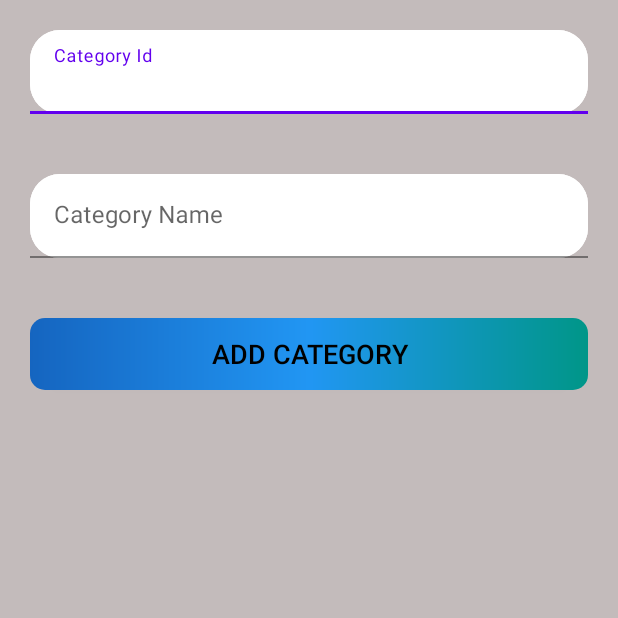
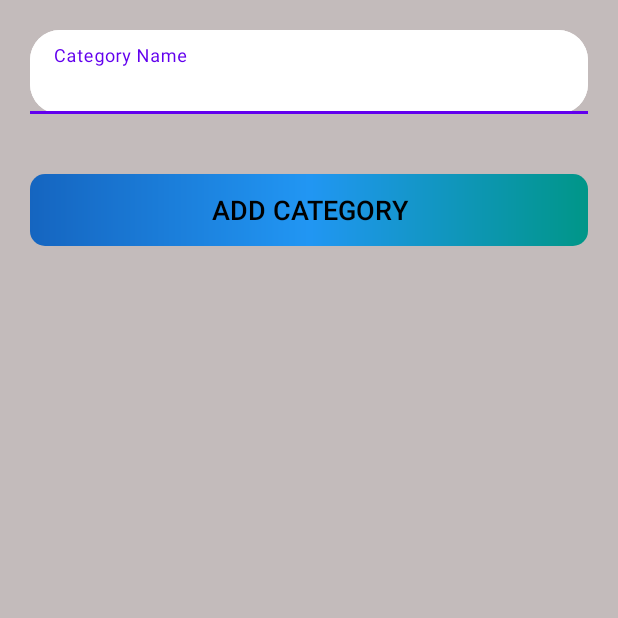
Before and after one commit to ashish8976/Royal_Mobile_Admin_App, an Android app: the AddCategoryActivity screen opened directly, with no data from a screen before it, after a tap on "ADD CATEGORY", on a phone screen of 412 x 824 dp, the top half of it. Run offline under Robolectric (Android 15) with nearby library versions, the phone set to English and light mode, and no system bars; network calls fail; 1 statement that could not run was skipped.

Commit message:
autoincrement the brand table and category table

```diff
--- a/app/src/main/AndroidManifest.xml
+++ b/app/src/main/AndroidManifest.xml
@@ -10,7 +10,7 @@
         android:allowBackup="true"
         android:dataExtractionRules="@xml/data_extraction_rules"
         android:fullBackupContent="@xml/backup_rules"
-        android:icon="@mipmap/ic_launcher"
+        android:icon="@drawable/admin_icon"
         android:label="@string/app_name"
         android:supportsRtl="true"
         android:theme="@style/Theme.RoyalMobileAdminApp"
--- a/app/src/main/java/com/ashish/royalmobileadminapp/URL.kt
+++ b/app/src/main/java/com/ashish/royalmobileadminapp/URL.kt
@@ -2,6 +2,6 @@ package com.ashish.royalmobileadminapp
 
 object URL
 {
-    const val BASE_URL = "https://7d30-42-105-165-42.in.ngrok.io"
+    const val BASE_URL = "https://8a1f-103-85-11-156.in.ngrok.io"
     const val IMAGE_PATH = "$BASE_URL/storage/images/"
 }
--- a/app/src/main/java/com/ashish/royalmobileadminapp/data/product/Brand.kt
+++ b/app/src/main/java/com/ashish/royalmobileadminapp/data/product/Brand.kt
@@ -1,5 +1,6 @@
 package com.ashish.royalmobileadminapp.data.product
 
 data class Brand(
+    val brand_id : Int=0,
     val brand_name : String
 )
--- a/app/src/main/java/com/ashish/royalmobileadminapp/data/product/Category.kt
+++ b/app/src/main/java/com/ashish/royalmobileadminapp/data/product/Category.kt
@@ -1,6 +1,6 @@
 package com.ashish.royalmobileadminapp.data.product
 
 data class Category(
-    val cate_id : Int,
+    val cate_id : Int=0,
     val cate_name : String
 )
--- a/app/src/main/java/com/ashish/royalmobileadminapp/network/NetworkCall_Interface.kt
+++ b/app/src/main/java/com/ashish/royalmobileadminapp/network/NetworkCall_Interface.kt
@@ -22,10 +22,10 @@ interface NetworkCall_Interface
     fun register(@Body registerDetails: Admin_Register_Request) : Call<Simple_Response>
 
     @POST("brand/add")
-    fun addbrand(@Body brandDetails : Brand) : Call<Simple_Response>
+   suspend fun addbrand(@Body brandDetails : Brand) : Simple_Response
 
     @POST("category/add")
-    fun addCategory(@Body categoryDetails: Category) : Call<Simple_Response>
+    suspend fun addCategory(@Body categoryDetails: Category) : Simple_Response
 
     @Multipart
     @POST("profileImage/upload")
--- a/app/src/main/java/com/ashish/royalmobileadminapp/product/AddCategoryActivity.kt
+++ b/app/src/main/java/com/ashish/royalmobileadminapp/product/AddCategoryActivity.kt
@@ -10,6 +10,10 @@ import com.ashish.royalmobileadminapp.data.response.Simple_Response
 import com.ashish.royalmobileadminapp.databinding.ActivityAddCategoryBinding
 import com.ashish.royalmobileadminapp.network.Network_Service
 import com.ashish.royalmobileadminapp.utils.Constants.category
+import kotlinx.coroutines.CoroutineScope
+import kotlinx.coroutines.Dispatchers
+import kotlinx.coroutines.launch
+import kotlinx.coroutines.withContext
 import retrofit2.Call
 import retrofit2.Callback
 import retrofit2.Response
@@ -24,62 +28,38 @@ class AddCategoryActivity : AppCompatActivity() {
         setContentView(binding.root)
 
         binding.addCategoryButton.setOnClickListener {
-            val id = binding.edtCategoryId.toString()
+            //val id = binding.edtCategoryId.toString()
             val name = binding.edtCategoryName.toString()
-            if (id.isEmpty() && name.isEmpty())
-            {
-                Toast.makeText(this, "some field missing", Toast.LENGTH_SHORT).show()
-            }
-            else
-            {
-                addCategoryFunction()
-            }
+           if (name.isEmpty()){
+               Toast.makeText(this@AddCategoryActivity, "Category Added", Toast.LENGTH_SHORT).show()
+           }else{
+               addCategoryFunction()
+           }
         }
     }
 
     private fun addCategoryFunction() {
-        val cate_id = binding.edtCategoryId.text.toString().toInt()
+      //  val cate_id = binding.edtCategoryId.text.toString().toInt()
         val cate_name = binding.edtCategoryName.text.toString()
 
         val data = Network_Service.networkInstance
         val sharedPreferences = getSharedPreferences(category,Context.MODE_PRIVATE)
 
-        val r = data.addCategory(
-            Category(
-                cate_id = cate_id,
-                cate_name = cate_name
-            )
-        )
-
-        r.enqueue(object : Callback<Simple_Response?> {
-            override fun onResponse(
-                call: Call<Simple_Response?>,
-                response: Response<Simple_Response?>
-            ) {
-                 val b = response.body()
-                if (b != null)
-                {
-                    if (b.success)
-                    {
-                        val s = sharedPreferences.edit()
-                        s.putString(category,cate_id.toString())
-                        s.apply()
-                        Toast.makeText(this@AddCategoryActivity, "Category Added Successfully", Toast.LENGTH_SHORT).show()
+       // val r = data.addCategory(Category(cate_name = cate_name))
+        CoroutineScope(Dispatchers.IO).launch {
+            data.addCategory(Category(cate_name = cate_name)).apply {
+                if (this.success){
+                    withContext(Dispatchers.Main){
+                        Toast.makeText(this@AddCategoryActivity, "Category Added", Toast.LENGTH_SHORT).show()
                     }
-                    else
-                    {
-                        Toast.makeText(this@AddCategoryActivity, "Brand not Added", Toast.LENGTH_SHORT).show()
+                }else{
+                    var ash = this.message
+                    withContext(Dispatchers.Main){
+                        Toast.makeText(this@AddCategoryActivity, ash, Toast.LENGTH_SHORT).show()
                     }
                 }
-                else
-                {
-                    Toast.makeText(this@AddCategoryActivity, "Some Problem occur", Toast.LENGTH_SHORT).show()
-                }
             }
+        }
 
-            override fun onFailure(call: Call<Simple_Response?>, t: Throwable) {
-                Toast.makeText(this@AddCategoryActivity, t.message.toString(), Toast.LENGTH_SHORT).show()
-            }
-        })
     }
 }
--- a/app/src/main/java/com/ashish/royalmobileadminapp/product/AddProductActivity.kt
+++ b/app/src/main/java/com/ashish/royalmobileadminapp/product/AddProductActivity.kt
@@ -45,6 +45,7 @@ class AddProductActivity : AppCompatActivity() {
             intent.putExtra("pId",binding.edtProductId.text.toString())
             startActivityForResult(intent, 2)
         }
+
         binding.addAccessories.setOnClickListener {
             val intent = Intent(this, AddAccessroiesActivity::class.java)
             intent.putExtra("pId",binding.edtProductId.text.toString())
--- a/app/src/main/res/layout/activity_add_category.xml
+++ b/app/src/main/res/layout/activity_add_category.xml
@@ -8,23 +8,6 @@
     android:orientation="vertical"
     tools:context=".product.AddCategoryActivity">
 
-    <com.google.android.material.textfield.TextInputLayout
-        android:layout_margin="20dp"
-        android:id="@+id/CategoryId"
-        android:layout_width="match_parent"
-        android:layout_height="wrap_content"
-        android:background="@drawable/background"
-        android:hint="Category Id">
-
-        <com.google.android.material.textfield.TextInputEditText
-            android:id="@+id/edtCategoryId"
-            android:textColor="@color/black"
-            android:background="@drawable/background"
-            android:layout_width="match_parent"
-            android:layout_height="wrap_content"
-            tools:ignore="TouchTargetSizeCheck" />
-
-    </com.google.android.material.textfield.TextInputLayout>
 
     <com.google.android.material.textfield.TextInputLayout
         android:layout_margin="20dp"
```
Also changed, not shown: app/src/main/java/com/ashish/royalmobileadminapp/product/Add_Brand_Activity.kt (+28 -57 lines), app/src/main/res/layout/activity_add_brand.xml (+0 -16 lines), app/src/main/res/drawable/admin_icon.png (added).
